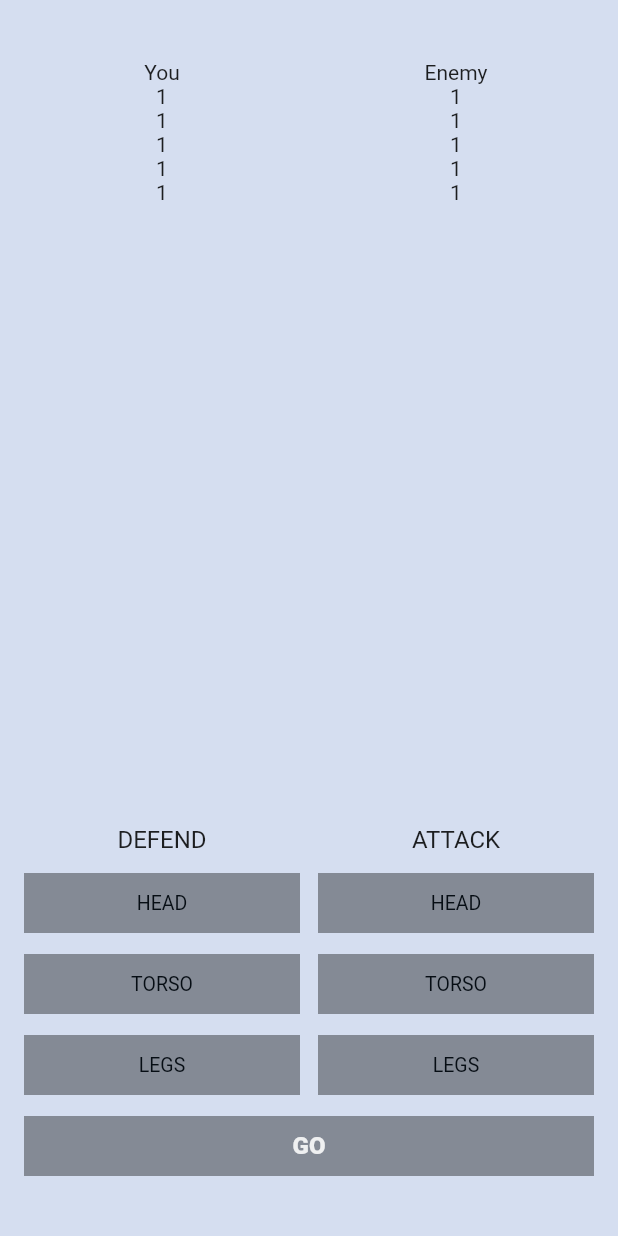
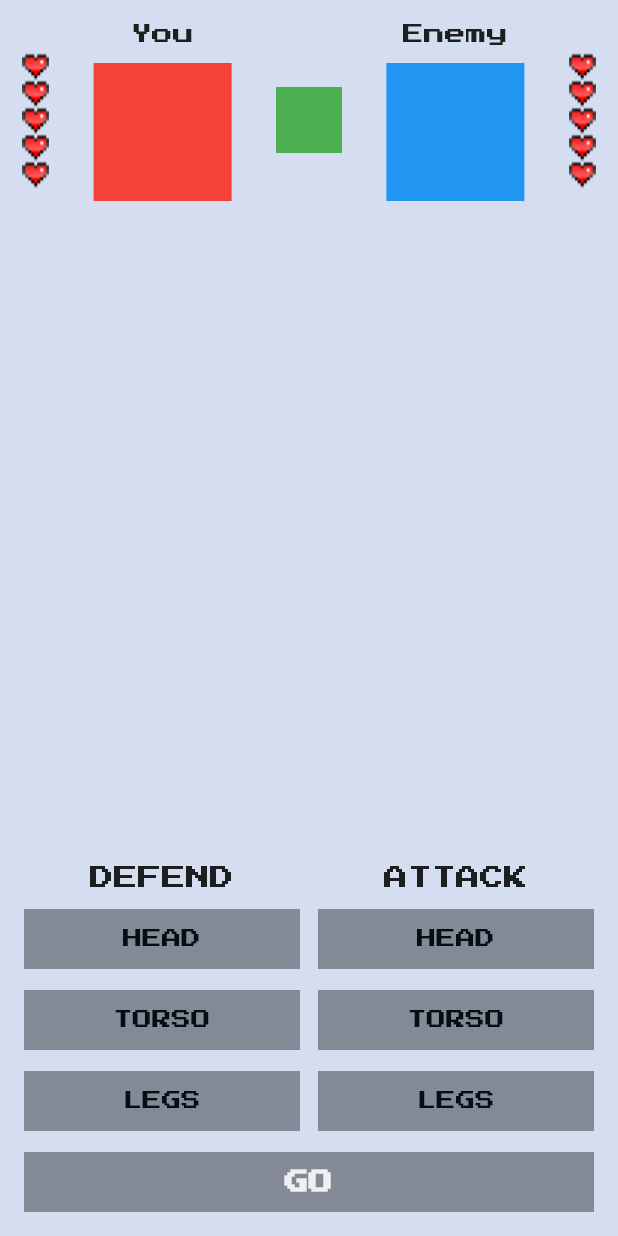
Before and after one commit to Evgen-kun/flutter-fight-club, a Flutter app: the screen it shows after launch, on a phone screen of 412 x 824 dp. Run offline on Flutter 3.47's test engine with Material 2 defaults, Android fonts, the phone set to English and light mode, and no system bars; our stand-ins replace google_fonts.

Commit message:
Lesson 2

```diff
--- /dev/null
+++ b/lib/fight_club_icons.dart
@@ -0,0 +1,8 @@
+class FightClubIcons {
+
+  FightClubIcons._();
+
+  static const heartFull = "assets/icons/heart-full.png";
+  static const heartEmpty = "assets/icons/heart-empty.png";
+
+}
--- a/lib/main.dart
+++ b/lib/main.dart
@@ -1,4 +1,8 @@
+import 'dart:math';
+
 import 'package:flutter/material.dart';
+import 'package:flutter_fight_club/fight_club_icons.dart';
+import 'package:google_fonts/google_fonts.dart';
 
 void main() {
   runApp(const MyApp());
@@ -9,8 +13,17 @@ class MyApp extends StatelessWidget {
 
   @override
   Widget build(BuildContext context) {
-    return const MaterialApp(
-      home: MyHomePage(),
+    return MaterialApp(
+      theme: _buildTheme(Brightness.light),
+      home: const MyHomePage(),
+    );
+  }
+
+  ThemeData _buildTheme(brightness) {
+    var baseTheme = ThemeData(brightness: brightness);
+
+    return baseTheme.copyWith(
+      textTheme: GoogleFonts.pressStart2pTextTheme(baseTheme.textTheme),
     );
   }
 }
@@ -23,130 +36,129 @@ class MyHomePage extends StatefulWidget {
 }
 
 class _MyHomePageState extends State<MyHomePage> {
+  static const maxLives = 5;
+
   BodyPart? defendingBodyPart;
   BodyPart? attackingBodyPart;
+
+  BodyPart whatEnemyAttacks = BodyPart.random();
+  BodyPart whatEnemyDefends = BodyPart.random();
+
+  int yourLives = maxLives;
+  int enemysLives = maxLives;
 
   @override
   Widget build(BuildContext context) {
     return Scaffold(
       backgroundColor: const Color(0xFFD5DEF0),
-      body: Column(
+      body: SafeArea(
+        child: Column(
           children: [
-          SizedBox(height: 40),
-          const Row(
-            mainAxisAlignment: MainAxisAlignment.spaceEvenly,
-            children: [
-              SizedBox(width: 16),
-              Expanded(child: Center(child: Column(
-                children: [
-                  Text("You"),
-                  Text("1"),
-                  Text("1"),
-                  Text("1"),
-                  Text("1"),
-                  Text("1"),
-                ],
-              ))),
-              SizedBox(width: 12),
-              Expanded(child: Center(child: Column(
-                children: [
-                  Text("Enemy"),
-                  Text("1"),
-                  Text("1"),
-                  Text("1"),
-                  Text("1"),
-                  Text("1"),
-                ],
-              ))),
-              SizedBox(width: 16),
-            ],
+            FightersInfo(
+              maxLivesCount: maxLives,
+              yourLivesCount: yourLives,
+              enemysLivesCount: enemysLives,
             ),
             Expanded(child: SizedBox()),
-          Row(
-            mainAxisAlignment: MainAxisAlignment.center,
-            children: [
-              SizedBox(width: 16),
-              Expanded(
-                child: Column(
-                  children: [
-                    Text("Defend".toUpperCase(),
-                        style: TextStyle(fontSize: 16)),
-                    SizedBox(height: 13),
-                    BodyPartButton(
-                      bodyPart: BodyPart.head,
-                      selected: defendingBodyPart == BodyPart.head,
-                      bodyPartSetter: _selectDefendingBodyPart,
+            ControlsWidget(
+              defendingBodyPart: defendingBodyPart,
+              selectDefendingBodyPart: _selectDefendingBodyPart,
+              attackingBodyPart: attackingBodyPart,
+              selectAttackingBodyPart: _selectAttackingBodyPart,
             ),
             SizedBox(height: 14),
-                    BodyPartButton(
-                      bodyPart: BodyPart.torso,
-                      selected: defendingBodyPart == BodyPart.torso,
-                      bodyPartSetter: _selectDefendingBodyPart,
+            GoButton(
+              text:
+                  yourLives == 0 || enemysLives == 0 ? "Start new game" : "Go",
+              onTap: _onGoButtonClicked,
+              color: _getGoButtonColor(),
             ),
-                    SizedBox(height: 14),
-                    BodyPartButton(
-                      bodyPart: BodyPart.legs,
-                      selected: defendingBodyPart == BodyPart.legs,
-                      bodyPartSetter: _selectDefendingBodyPart,
-                    ),
+            SizedBox(height: 16),
           ],
         ),
       ),
-              SizedBox(width: 12),
-              Expanded(
-                child: Column(
-                  children: [
-                    Text("Attack".toUpperCase(),
-                        style: TextStyle(fontSize: 16)),
-                    SizedBox(height: 13),
-                    BodyPartButton(
-                      bodyPart: BodyPart.head,
-                      selected: attackingBodyPart == BodyPart.head,
-                      bodyPartSetter: _selectAttackingBodyPart,
-                    ),
-                    SizedBox(height: 14),
-                    BodyPartButton(
-                      bodyPart: BodyPart.torso,
-                      selected: attackingBodyPart == BodyPart.torso,
-                      bodyPartSetter: _selectAttackingBodyPart,
-                    ),
-                    SizedBox(height: 14),
-                    BodyPartButton(
-                      bodyPart: BodyPart.legs,
-                      selected: attackingBodyPart == BodyPart.legs,
-                      bodyPartSetter: _selectAttackingBodyPart,
-                    ),
-                  ],
-                ),
-              ),
-              SizedBox(width: 16),
-            ],
-          ),
-          SizedBox(height: 14),
-          Row(
-            children: [
-              SizedBox(width: 16),
-              Expanded(
-                child: GestureDetector(
-                  onTap: () {
-                    if (defendingBodyPart != null &&
-                        attackingBodyPart != null) {
+    );
+  }
+
+  Color _getGoButtonColor() {
+    if (yourLives == 0 || enemysLives == 0) {
+      return const Color.fromRGBO(0, 0, 0, 0.87);
+    } else if (defendingBodyPart == null || attackingBodyPart == null) {
+      return Colors.black38;
+    } else {
+      return const Color.fromRGBO(0, 0, 0, 0.87);
+    }
+  }
+
+  void _onGoButtonClicked() {
+    if (yourLives == 0 || enemysLives == 0) {
       setState(() {
+        yourLives = maxLives;
+        enemysLives = maxLives;
+      });
+    } else if (defendingBodyPart != null && attackingBodyPart != null) {
+      setState(() {
+        final bool enemyLoseLife = attackingBodyPart != whatEnemyDefends;
+        final bool youLoseLife = defendingBodyPart != whatEnemyAttacks;
+        if (enemyLoseLife) {
+          enemysLives -= 1;
+        }
+        if (youLoseLife) {
+          yourLives -= 1;
+        }
+        whatEnemyDefends = BodyPart.random();
+        whatEnemyAttacks = BodyPart.random();
+
         defendingBodyPart = null;
         attackingBodyPart = null;
       });
     }
-                  },
+  }
+
+  void _selectDefendingBodyPart(final BodyPart value) {
+    if (yourLives == 0 || enemysLives == 0) {
+      return;
+    }
+    setState(() {
+      defendingBodyPart = value;
+    });
+  }
+
+  void _selectAttackingBodyPart(final BodyPart value) {
+    if (yourLives == 0 || enemysLives == 0) {
+      return;
+    }
+    setState(() {
+      attackingBodyPart = value;
+    });
+  }
+}
+
+class GoButton extends StatelessWidget {
+  final String text;
+  final VoidCallback onTap;
+  final Color color;
+
+  const GoButton({
+    super.key,
+    required this.text,
+    required this.onTap,
+    required this.color,
+  });
+
+  @override
+  Widget build(BuildContext context) {
+    return Padding(
+      padding: const EdgeInsets.symmetric(horizontal: 16),
+      child: GestureDetector(
+        onTap: onTap,
         child: SizedBox(
           height: 40,
           child: ColoredBox(
-                      color: (defendingBodyPart != null &&
-                              attackingBodyPart != null)
-                          ? const Color.fromRGBO(0, 0, 0, 0.87)
-                          : Colors.black38,
+            color: color,
             child: Center(
               child: Text(
-                          "Go".toUpperCase(),
+                text.toUpperCase(),
                 style: const TextStyle(
                   fontWeight: FontWeight.w900,
                   fontSize: 16,
@@ -157,26 +169,178 @@ class _MyHomePageState extends State<MyHomePage> {
           ),
         ),
       ),
+    );
+  }
+}
+
+class FightersInfo extends StatelessWidget {
+  final int maxLivesCount;
+  final int yourLivesCount;
+  final int enemysLivesCount;
+
+  const FightersInfo({
+    super.key,
+    required this.maxLivesCount,
+    required this.yourLivesCount,
+    required this.enemysLivesCount,
+  });
+
+  @override
+  Widget build(BuildContext context) {
+    return SizedBox(
+      height: 160,
+      child: Row(
+        mainAxisAlignment: MainAxisAlignment.spaceAround,
+        children: [
+          LivesWidget(
+            overallLivesCount: maxLivesCount,
+            currentLivesCount: yourLivesCount,
           ),
-              SizedBox(width: 16),
+          const Column(
+            children: [
+              SizedBox(height: 16),
+              Text("You"),
+              SizedBox(height: 12),
+              ColoredBox(
+                color: Colors.red,
+                child: SizedBox(height: 92, width: 92),
+              ),
             ],
           ),
-          SizedBox(height: 40),
+          const ColoredBox(
+            color: Colors.green,
+            child: SizedBox(height: 44, width: 44),
+          ),
+          const Column(
+            children: [
+              SizedBox(height: 16),
+              Text("Enemy"),
+              SizedBox(height: 12),
+              ColoredBox(
+                color: Colors.blue,
+                child: SizedBox(height: 92, width: 92),
+              ),
+            ],
+          ),
+          LivesWidget(
+            overallLivesCount: maxLivesCount,
+            currentLivesCount: enemysLivesCount,
+          ),
         ],
       ),
     );
   }
-
-  void _selectDefendingBodyPart(final BodyPart value) {
-    setState(() {
-      defendingBodyPart = value;
-    });
 }
 
-  void _selectAttackingBodyPart(final BodyPart value) {
-    setState(() {
-      attackingBodyPart = value;
+class ControlsWidget extends StatelessWidget {
+  final BodyPart? defendingBodyPart;
+  final ValueSetter<BodyPart> selectDefendingBodyPart;
+  final BodyPart? attackingBodyPart;
+  final ValueSetter<BodyPart> selectAttackingBodyPart;
+
+  const ControlsWidget({
+    super.key,
+    required this.defendingBodyPart,
+    required this.selectDefendingBodyPart,
+    required this.attackingBodyPart,
+    required this.selectAttackingBodyPart,
   });
+
+  @override
+  Widget build(BuildContext context) {
+    return Row(
+      mainAxisAlignment: MainAxisAlignment.center,
+      children: [
+        SizedBox(width: 16),
+        Expanded(
+          child: Column(
+            children: [
+              Text("Defend".toUpperCase(), style: TextStyle(fontSize: 16)),
+              SizedBox(height: 13),
+              BodyPartButton(
+                bodyPart: BodyPart.head,
+                selected: defendingBodyPart == BodyPart.head,
+                bodyPartSetter: selectDefendingBodyPart,
+              ),
+              SizedBox(height: 14),
+              BodyPartButton(
+                bodyPart: BodyPart.torso,
+                selected: defendingBodyPart == BodyPart.torso,
+                bodyPartSetter: selectDefendingBodyPart,
+              ),
+              SizedBox(height: 14),
+              BodyPartButton(
+                bodyPart: BodyPart.legs,
+                selected: defendingBodyPart == BodyPart.legs,
+                bodyPartSetter: selectDefendingBodyPart,
+              ),
+            ],
+          ),
+        ),
+        SizedBox(width: 12),
+        Expanded(
+          child: Column(
+            children: [
+              Text("Attack".toUpperCase(), style: TextStyle(fontSize: 16)),
+              SizedBox(height: 13),
+              BodyPartButton(
+                bodyPart: BodyPart.head,
+                selected: attackingBodyPart == BodyPart.head,
+                bodyPartSetter: selectAttackingBodyPart,
+              ),
+              SizedBox(height: 14),
+              BodyPartButton(
+                bodyPart: BodyPart.torso,
+                selected: attackingBodyPart == BodyPart.torso,
+                bodyPartSetter: selectAttackingBodyPart,
+              ),
+              SizedBox(height: 14),
+              BodyPartButton(
+                bodyPart: BodyPart.legs,
+                selected: attackingBodyPart == BodyPart.legs,
+                bodyPartSetter: selectAttackingBodyPart,
+              ),
+            ],
+          ),
+        ),
+        SizedBox(width: 16),
+      ],
+    );
+  }
+}
+
+class LivesWidget extends StatelessWidget {
+  final int overallLivesCount;
+  final int currentLivesCount;
+
+  const LivesWidget({
+    super.key,
+    required this.overallLivesCount,
+    required this.currentLivesCount,
+  })  : assert(overallLivesCount >= 1),
+        assert(currentLivesCount >= 0),
+        assert(currentLivesCount <= overallLivesCount);
+
+  @override
+  Widget build(BuildContext context) {
+    return Column(
+      mainAxisSize: MainAxisSize.min,
+      children: List.generate(overallLivesCount, (index) {
+        if (index < currentLivesCount) {
+          return Image.asset(
+            FightClubIcons.heartFull,
+            width: 18,
+            height: 18,
+          );
+        } else {
+          return Image.asset(
+            FightClubIcons.heartEmpty,
+            width: 18,
+            height: 18,
+          );
+        }
+      }),
+    );
   }
 }
 
@@ -192,6 +356,12 @@ class BodyPart {
   @override
   String toString() {
     return 'BodyPart{name: $name}';
+  }
+
+  static const List<BodyPart> _values = [head, torso, legs];
+
+  static BodyPart random() {
+    return _values[Random().nextInt(_values.length)];
   }
 }
 
```
Also changed, not shown: pubspec.yaml (+7 -72 lines), assets/icons/heart-empty.png (added), assets/icons/heart-full.png (added), google_fonts/PressStart2P-Regular.ttf (added), pubspec.lock, 1 other file. Lines whose indentation alone changed are shown as unchanged.
